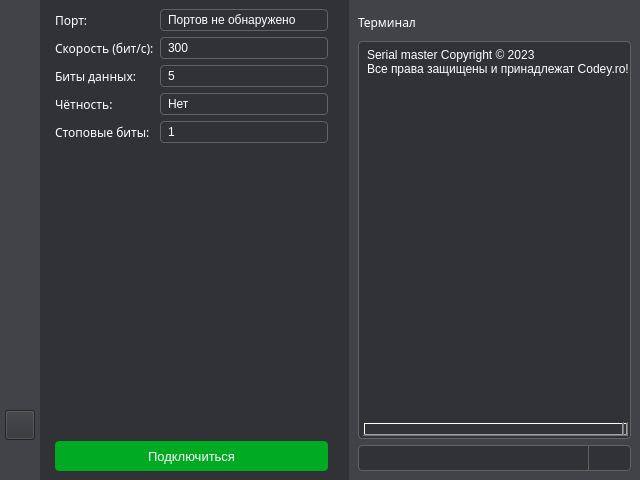
This is design.ui in Codeyro/SerialMaster as Qt 5 draws it before an edit. The edited form follows.
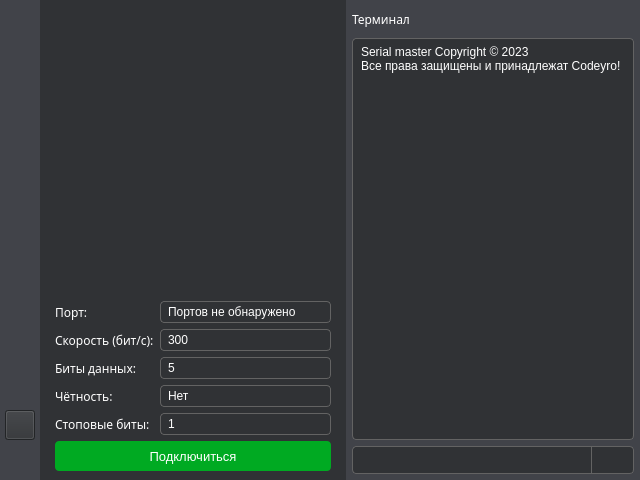
This is the edited form. Icons and pictures are not drawn.

```diff
--- a/design.ui
+++ b/design.ui
@@ -240,7 +240,16 @@
 	background: none;
 	border: none;
 	border-radius: 6px;
-	image: url(images/about_light.png);
+	padding: 6, 6px;
+	image: url(images/info_light.svg);
+}
+
+QPushButton#menuButton {
+	background: none;
+	border: none;
+	border-radius: 6px;
+	padding: 6, 6px;
+	image: url(images/menu_light.svg);
 }
 
 QPushButton#aboutButton_2 {
@@ -373,14 +382,16 @@
 	background: none;
 	border: 0px;
 	border-radius: 4px;
-	image: url(images/clear_light.png);
+	padding: 6px;
+	image: url(images/clear_light.svg);
 }
 
 QPushButton#copyButton {
 	background: none;
 	border: 0px;
 	border-radius: 4px;
-	image: url(images/copy_light.png);
+	padding: 6px;
+	image: url(images/copy_light.svg);
 }
 
 QPushButton#saveButton {
@@ -410,6 +421,44 @@
 
 QLabel#label_4, #label_5, #label_7, #label_8{
 	color: rgb(180, 180, 180);
+}
+
+
+
+QScrollBar {
+background-color: rgb(48, 50, 53);
+border: none;
+}
+
+QComboBox QScrollBar {
+background-color: rgb(255, 255, 255);
+}
+
+QScrollBar:vertical {
+width: 10px;
+}
+
+QScrollBar:horizontal {
+height: 10px;
+}
+
+QScrollBar::add-line, QScrollBar::sub-line {
+height: 0px;
+}
+
+QScrollBar::add-page, QScrollBar::sub-page {
+background: none;
+border: none;
+}
+
+QScrollBar::handle {
+background-color: rgba(183, 183, 184, 180);
+border-radius: 4px;
+margin: 1px;
+}
+
+QScrollBar::handle:hover {
+background-color: rgba(183, 183, 184, 255);
 }</string>
   </property>
   <property name="animated">
@@ -450,27 +499,7 @@
        <number>0</number>
       </property>
       <widget class="QWidget" name="page">
-       <layout class="QVBoxLayout" name="verticalLayout">
-        <property name="spacing">
-         <number>6</number>
-        </property>
-        <property name="leftMargin">
-         <number>0</number>
-        </property>
-        <property name="topMargin">
-         <number>0</number>
-        </property>
-        <property name="rightMargin">
-         <number>0</number>
-        </property>
-        <property name="bottomMargin">
-         <number>0</number>
-        </property>
-        <item>
-         <layout class="QHBoxLayout" name="horizontalLayout_8">
-          <property name="spacing">
-           <number>6</number>
-          </property>
+       <layout class="QHBoxLayout" name="horizontalLayout_5">
           <property name="leftMargin">
            <number>0</number>
           </property>
@@ -574,10 +603,21 @@
            </widget>
           </item>
           <item>
-           <widget class="QWidget" name="widget_5" native="true">
-            <layout class="QVBoxLayout" name="verticalLayout_10">
+         <widget class="QWidget" name="widget_6" native="true">
+          <layout class="QVBoxLayout" name="verticalLayout">
              <item>
-              <layout class="QVBoxLayout" name="verticalLayout_3">
+            <spacer name="verticalSpacer_6">
+             <property name="orientation">
+              <enum>Qt::Vertical</enum>
+             </property>
+             <property name="sizeHint" stdset="0">
+              <size>
+               <width>20</width>
+               <height>281</height>
+              </size>
+             </property>
+            </spacer>
+           </item>
                <item>
                 <layout class="QGridLayout" name="gridLayout">
                  <item row="3" column="0">
@@ -918,19 +958,6 @@
                  </item>
                 </layout>
                </item>
-               <item>
-                <spacer name="verticalSpacer_6">
-                 <property name="orientation">
-                  <enum>Qt::Vertical</enum>
-                 </property>
-                 <property name="sizeHint" stdset="0">
-                  <size>
-                   <width>20</width>
-                   <height>40</height>
-                  </size>
-                 </property>
-                </spacer>
-               </item>
                <item>
                 <widget class="QPushButton" name="connectButton">
                  <property name="enabled">
@@ -967,16 +994,23 @@
                 </widget>
                </item>
               </layout>
-             </item>
-            </layout>
-           </widget>
-          </item>
-          <item>
-           <widget class="QWidget" name="widget_4" native="true"/>
-          </item>
+         </widget>
+        </item>
           <item>
            <widget class="QWidget" name="widget" native="true">
             <layout class="QVBoxLayout" name="verticalLayout_11">
+           <property name="leftMargin">
+            <number>6</number>
+           </property>
+           <property name="topMargin">
+            <number>6</number>
+           </property>
+           <property name="rightMargin">
+            <number>6</number>
+           </property>
+           <property name="bottomMargin">
+            <number>6</number>
+           </property>
              <item>
               <layout class="QHBoxLayout" name="horizontalLayout_2">
                <item>
@@ -1137,7 +1171,7 @@
                </property>
                <property name="plainText">
                 <string>Serial master Copyright © 2023
-Все права защищены и принадлежат Codey.ro!
+Все права защищены и принадлежат Codeyro!
 </string>
                </property>
               </widget>
@@ -1152,7 +1186,7 @@
                  <property name="minimumSize">
                   <size>
                    <width>25</width>
-                   <height>26</height>
+                 <height>28</height>
                   </size>
                  </property>
                  <property name="contextMenuPolicy">
@@ -1168,7 +1202,7 @@
                  <property name="minimumSize">
                   <size>
                    <width>25</width>
-                   <height>26</height>
+                 <height>28</height>
                   </size>
                  </property>
                  <property name="font">
@@ -1191,8 +1225,6 @@
              </item>
             </layout>
            </widget>
-          </item>
-         </layout>
         </item>
        </layout>
       </widget>
```
Left out of the diff: 39 changed lines with no effect on the pictures. Lines whose indentation alone changed are shown as unchanged.
